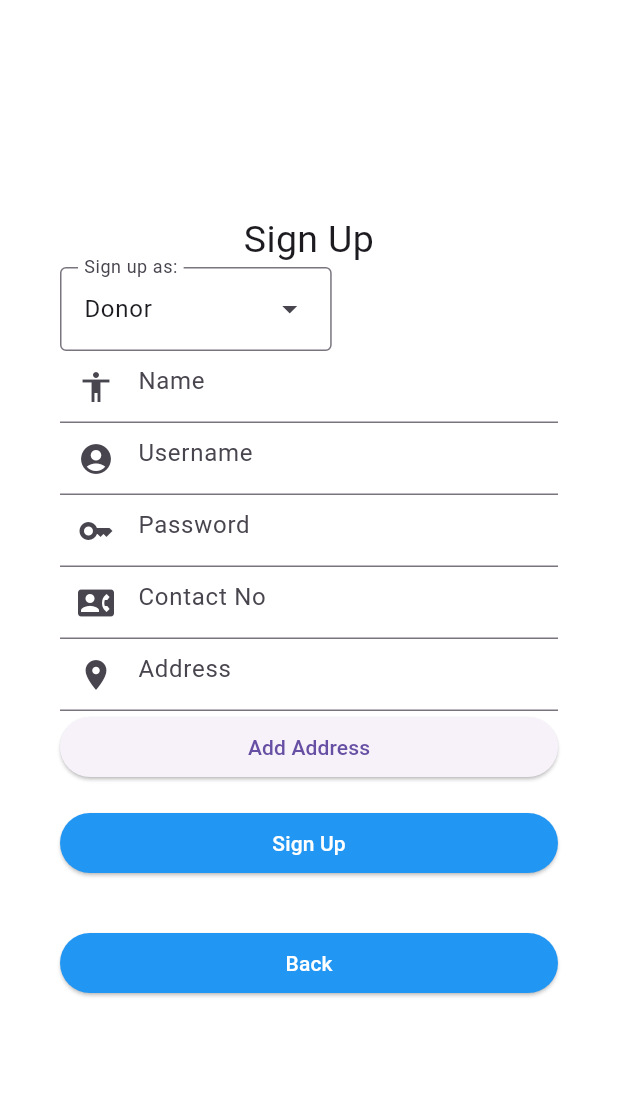
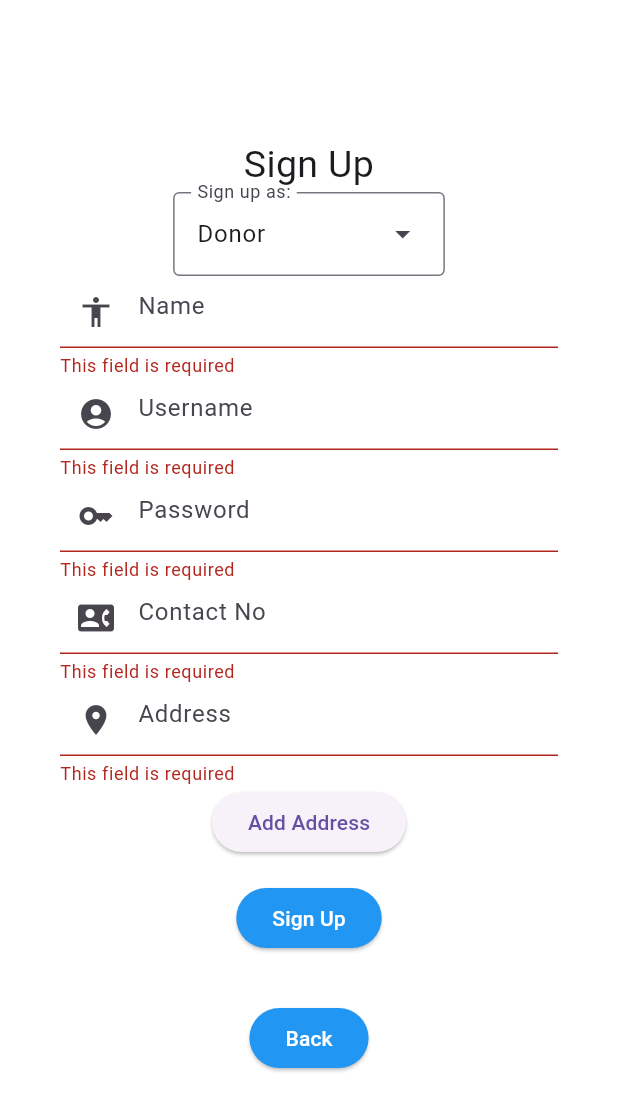
Before and after one commit to rseangueco/CMSC23-Gueco-Guerra-Rojano-Tusi-Project, a Flutter app: the SignupPage screen opened directly, after a tap on "Sign Up", on a phone screen of 412 x 824 dp. Shown: the top 1111 px of the screen. Run offline on Flutter 3.47's test engine with Material 3 defaults, Android fonts, the phone set to English and light mode, and no system bars; our stand-ins replace cloud_firestore, firebase_auth, firebase_core; accounts and stored records are empty; network calls fail.

Commit message:
feat: add validation to check for empty fields, add signup functionality for different user types

```diff
--- a/lib/models/userdetails_model.dart
+++ b/lib/models/userdetails_model.dart
@@ -5,14 +5,17 @@ class UserDetails {
   String name;
   String contactNo;
   List<String> address;
-
+  String type;
+  String? organizationId; // foreign key for organization type users
 
 
   UserDetails({
     required this.username,
     required this.name,
     required this.contactNo,
-    required this.address
+    required this.address,
+    required this.type,
+    this.organizationId
   });
 
 
@@ -21,7 +24,9 @@ class UserDetails {
       username: json['username'],
       name: json['name'],
       contactNo: json['contactNo'],
-      address: json['address']
+      address: json['address'],
+      type: json['type'],
+      organizationId: json['organizationId']
     );
   }
 
--- a/lib/screens/signup_page.dart
+++ b/lib/screens/signup_page.dart
@@ -11,6 +11,7 @@ class SignupPage extends StatefulWidget{
 }
 
 class _SignupPageState extends State<SignupPage> {
+  final _signupFormKey = GlobalKey<FormState>();
   List<String> types = <String>['Donor', 'Organization'];
   late String signUpType = types.first;
 
@@ -41,34 +42,55 @@ class _SignupPageState extends State<SignupPage> {
       }
     );
 
-    final name = TextField(
+    final name = TextFormField(
       key: const Key('nameField'),
       controller: nameController,
       decoration: const InputDecoration(
         prefixIcon: Icon(Icons.accessibility),
         hintText: "Name",
       ),
+      validator: (value) {
+        if (value == null || value.isEmpty) {
+          return "This field is required";
+        } else {
+          return null;
+        }
+      }
     );
 
-    final orgName = TextField(
+    final orgName = TextFormField(
       key: const Key('orgNameField'),
       controller: orgNameController,
       decoration: const InputDecoration(
         prefixIcon: Icon(Icons.group),
         hintText: "Organization Name",
       ),
+      validator: (value) {
+        if (value == null || value.isEmpty) {
+          return "This field is required";
+        } else {
+          return null;
+        }
+      }
     );
 
-    final username = TextField(
+    final username = TextFormField(
       key: const Key('usernameField'),
       controller: usernameController,
       decoration: const InputDecoration(
         prefixIcon: Icon(Icons.account_circle),
         hintText: "Username",
       ),
+      validator: (value) {
+        if (value == null || value.isEmpty) {
+          return "This field is required";
+        } else {
+          return null;
+        }
+      }
     );
 
-    final password = TextField(
+    final password = TextFormField(
       key: const Key('passwordField'),
       controller: passwordController,
       obscureText: true,
@@ -76,15 +98,29 @@ class _SignupPageState extends State<SignupPage> {
         prefixIcon: Icon(Icons.key),
         hintText: "Password",
       ),
+      validator: (value) {
+        if (value == null || value.isEmpty) {
+          return "This field is required";
+        } else {
+          return null;
+        }
+      }
     );
 
-    final contactNo = TextField(
-      key: const Key('nameField'),
+    final contactNo = TextFormField(
+      key: const Key('contactNoField'),
       controller: contactNoController,
       decoration: const InputDecoration(
         prefixIcon: Icon(Icons.contact_phone),
         hintText: "Contact No",
       ),
+      validator: (value) {
+        if (value == null || value.isEmpty) {
+          return "This field is required";
+        } else {
+          return null;
+        }
+      }
     );
 
     // Address and proof of autheticity fields allow for multiple user inputs using listbuilder
@@ -93,12 +129,19 @@ class _SignupPageState extends State<SignupPage> {
       shrinkWrap: true,
       itemCount: _addressControllers.length,
       itemBuilder: (context, index) {
-        return TextField(
+        return TextFormField(
           controller: _addressControllers[index],
           decoration: const InputDecoration(
             prefixIcon: Icon(Icons.location_on),
             hintText: "Address",
-        )
+          ),
+          validator: (value) {
+            if (value == null || value.isEmpty) {
+              return "This field is required";
+            } else {
+              return null;
+            }
+          }
       );}
     );
 
@@ -115,12 +158,19 @@ class _SignupPageState extends State<SignupPage> {
       shrinkWrap: true,
       itemCount: _proofControllers.length,
       itemBuilder: (context, index) {
-        return TextField(
+        return TextFormField(
           controller: _proofControllers[index],
           decoration: const InputDecoration(
             prefixIcon: Icon(Icons.note),
             hintText: "Proof of Legitimacy",
-        )
+          ),
+          validator: (value) {
+            if (value == null || value.isEmpty) {
+              return "This field is required";
+            } else {
+              return null;
+            }
+          }
       );}
     );
 
@@ -141,11 +191,14 @@ class _SignupPageState extends State<SignupPage> {
           backgroundColor: MaterialStateProperty.all<Color>(Colors.blue),
         ),
         onPressed: () async {
+          _signupFormKey.currentState!.validate();
+
           UserDetails userDetails = UserDetails(
             username: usernameController.text,
             name: nameController.text,
             contactNo: contactNoController.text,
-            address: _addressControllers.map((controller) => controller.text).toList()
+            address: _addressControllers.map((controller) => controller.text).toList(),
+            type: signUpType,
           );
           final usernameAsEmail = '${usernameController.text}@donationsampledomain.com';
 
@@ -186,6 +239,8 @@ class _SignupPageState extends State<SignupPage> {
               textAlign: TextAlign.center,
               style: TextStyle(fontSize: 25),
             ),
+
+            Form(key:_signupFormKey, child: Column(children:[
               signUpTypeSelect,
               name,
               (signUpType == 'Organization') ?  orgName : Container(),
@@ -198,6 +253,7 @@ class _SignupPageState extends State<SignupPage> {
               (signUpType == 'Organization') ? addProofButton : Container(),
               signUpButton,
               backButton
+            ]))
           ],
         ),
       ),
```
Lines whose indentation alone changed are shown as unchanged.
